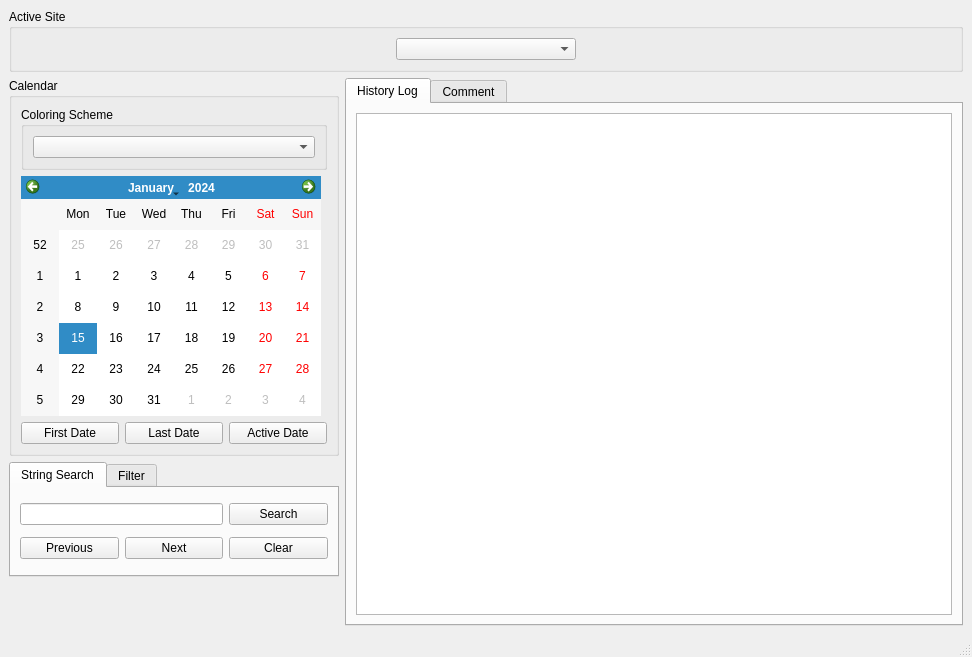
First picture: the form in resources/ui_mainwindow.ui, repository komministern/gca_analysis_tool, before the edit.
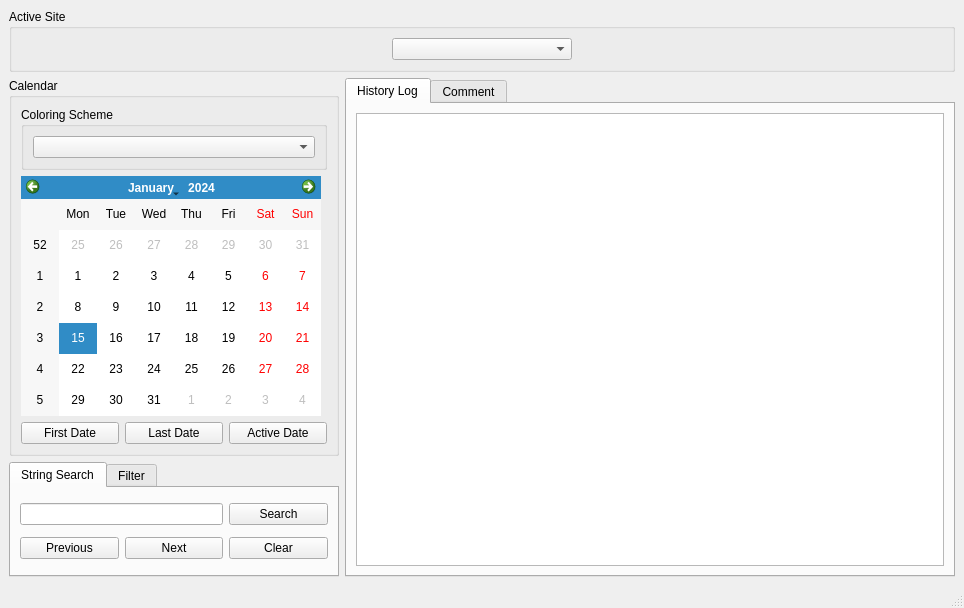
Second picture: the form after the edit.

The edit to the form file:
```diff
--- a/resources/ui_mainwindow.ui
+++ b/resources/ui_mainwindow.ui
@@ -6,8 +6,8 @@
    <rect>
     <x>0</x>
     <y>0</y>
-    <width>972</width>
-    <height>657</height>
+    <width>964</width>
+    <height>606</height>
    </rect>
   </property>
   <property name="sizePolicy">
@@ -19,7 +19,7 @@
   <property name="minimumSize">
    <size>
     <width>900</width>
-    <height>657</height>
+    <height>0</height>
    </size>
   </property>
   <property name="windowTitle">
```
Left out of the diff: 4 changed lines with no effect on the pictures.
